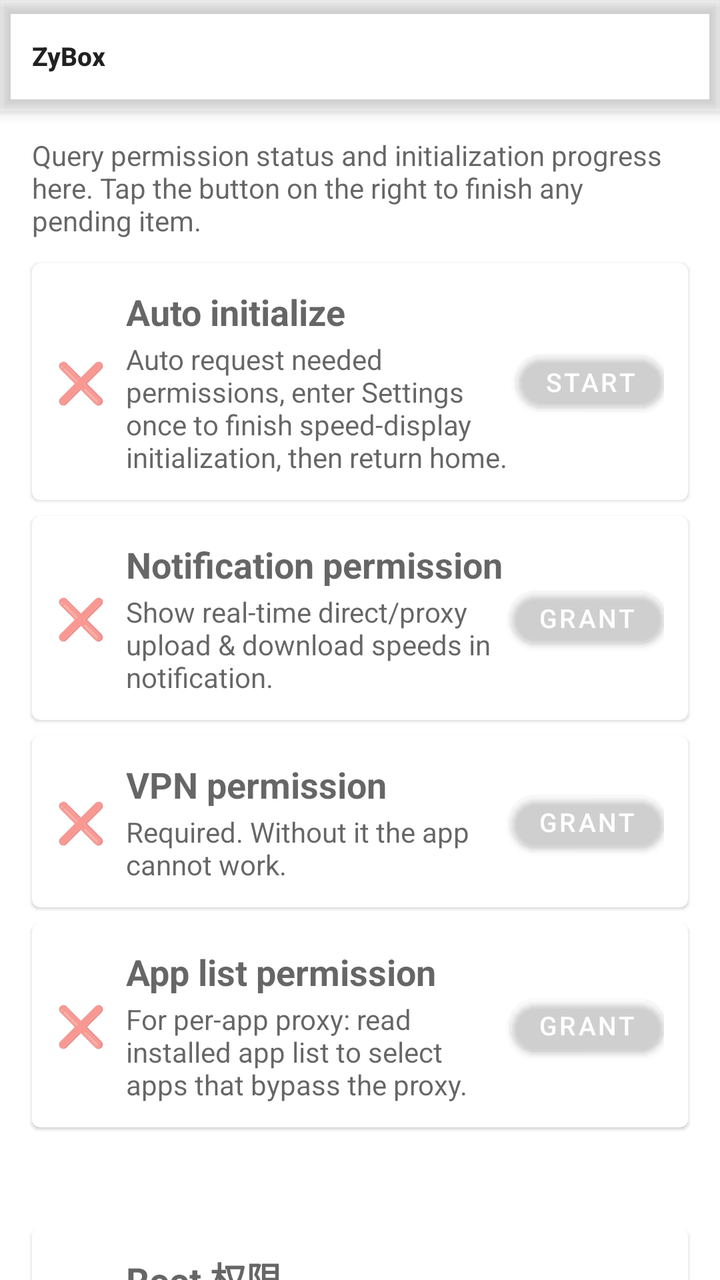
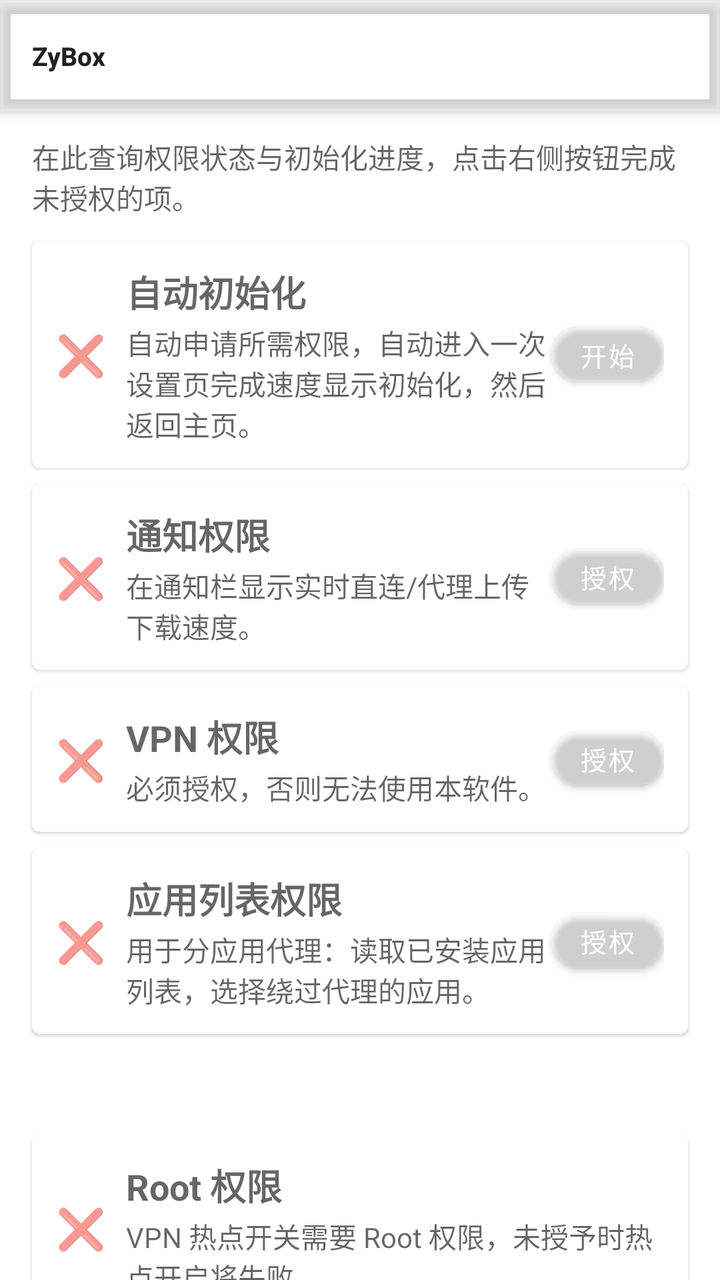

An Android layout rendered at two revisions. The XML below is the earlier revision; the diff shows what the commit changed to produce the second picture.
<!-- AndroidManifest.xml: application theme Theme.Start -->
<!-- res/layout/layout_zybox_permission.xml -->
<?xml version="1.0" encoding="utf-8"?>
<LinearLayout xmlns:android="http://schemas.android.com/apk/res/android"
    xmlns:app="http://schemas.android.com/apk/res-auto"
    android:layout_width="match_parent"
    android:layout_height="match_parent"
    android:orientation="vertical"
    android:background="?android:windowBackground">

    <include
        layout="@layout/layout_appbar"
        android:layout_width="match_parent"
        android:layout_height="wrap_content" />

    <androidx.core.widget.NestedScrollView
        android:layout_width="match_parent"
        android:layout_height="match_parent"
        android:overScrollMode="never"
        android:scrollbars="none">

        <LinearLayout
            android:layout_width="match_parent"
            android:layout_height="wrap_content"
            android:orientation="vertical"
            android:padding="12dp">

            <TextView
                android:layout_width="match_parent"
                android:layout_height="wrap_content"
                android:layout_marginStart="4dp"
                android:layout_marginEnd="4dp"
                android:layout_marginBottom="8dp"
                android:text="@string/zybox_permission_hint"
                android:textAppearance="?android:attr/textAppearanceSmall"
                android:textColor="?android:attr/textColorSecondary" />

            
            <com.google.android.material.card.MaterialCardView
                android:layout_width="match_parent"
                android:layout_height="wrap_content"
                android:layout_margin="4dp"
                app:cardElevation="1dp">

                <LinearLayout
                    android:layout_width="match_parent"
                    android:layout_height="wrap_content"
                    android:gravity="center_vertical"
                    android:orientation="horizontal"
                    android:padding="12dp">

                    <TextView
                        android:id="@+id/perm_status_auto"
                        android:layout_width="wrap_content"
                        android:layout_height="wrap_content"
                        android:text="❌"
                        android:textSize="20sp" />

                    <LinearLayout
                        android:layout_width="0dp"
                        android:layout_height="wrap_content"
                        android:layout_marginStart="10dp"
                        android:layout_weight="1"
                        android:orientation="vertical">

                        <TextView
                            android:layout_width="wrap_content"
                            android:layout_height="wrap_content"
                            android:text="@string/zybox_init_auto"
                            android:textAppearance="?android:attr/textAppearanceMedium"
                            android:textStyle="bold" />

                        <TextView
                            android:layout_width="wrap_content"
                            android:layout_height="wrap_content"
                            android:layout_marginTop="2dp"
                            android:text="@string/zybox_init_auto_sum"
                            android:textAppearance="?android:attr/textAppearanceSmall"
                            android:textColor="?android:attr/textColorSecondary" />
                    </LinearLayout>

                    <com.google.android.material.button.MaterialButton
                        android:id="@+id/perm_btn_auto"
                        style="@style/Widget.MaterialComponents.Button.ZyBox"
                        android:layout_width="wrap_content"
                        android:layout_height="wrap_content"
                        android:minWidth="0dp"
                        android:minHeight="0dp"
                        android:paddingStart="14dp"
                        android:paddingEnd="14dp"
                        android:text="@string/zybox_init_start"
                        android:textSize="13sp" />
                </LinearLayout>
            </com.google.android.material.card.MaterialCardView>

            
            <com.google.android.material.card.MaterialCardView
                android:layout_width="match_parent"
                android:layout_height="wrap_content"
                android:layout_margin="4dp"
                app:cardElevation="1dp">

                <LinearLayout
                    android:layout_width="match_parent"
                    android:layout_height="wrap_content"
                    android:gravity="center_vertical"
                    android:orientation="horizontal"
                    android:padding="12dp">

                    <TextView
                        android:id="@+id/perm_status_notif"
                        android:layout_width="wrap_content"
                        android:layout_height="wrap_content"
                        android:text="❌"
                        android:textSize="20sp" />

                    <LinearLayout
                        android:layout_width="0dp"
                        android:layout_height="wrap_content"
                        android:layout_marginStart="10dp"
                        android:layout_weight="1"
                        android:orientation="vertical">

                        <TextView
                            android:layout_width="wrap_content"
                            android:layout_height="wrap_content"
                            android:text="@string/zybox_init_notif"
                            android:textAppearance="?android:attr/textAppearanceMedium"
                            android:textStyle="bold" />

                        <TextView
                            android:layout_width="wrap_content"
                            android:layout_height="wrap_content"
                            android:layout_marginTop="2dp"
                            android:text="@string/zybox_init_notif_sum"
                            android:textAppearance="?android:attr/textAppearanceSmall"
                            android:textColor="?android:attr/textColorSecondary" />
                    </LinearLayout>

                    <com.google.android.material.button.MaterialButton
                        android:id="@+id/perm_btn_notif"
                        style="@style/Widget.MaterialComponents.Button.ZyBox"
                        android:layout_width="wrap_content"
                        android:layout_height="wrap_content"
                        android:minWidth="0dp"
                        android:minHeight="0dp"
                        android:paddingStart="14dp"
                        android:paddingEnd="14dp"
                        android:text="@string/zybox_init_grant"
                        android:textSize="13sp" />
                </LinearLayout>
            </com.google.android.material.card.MaterialCardView>

            
            <com.google.android.material.card.MaterialCardView
                android:layout_width="match_parent"
                android:layout_height="wrap_content"
                android:layout_margin="4dp"
                app:cardElevation="1dp">

                <LinearLayout
                    android:layout_width="match_parent"
                    android:layout_height="wrap_content"
                    android:gravity="center_vertical"
                    android:orientation="horizontal"
                    android:padding="12dp">

                    <TextView
                        android:id="@+id/perm_status_vpn"
                        android:layout_width="wrap_content"
                        android:layout_height="wrap_content"
                        android:text="❌"
                        android:textSize="20sp" />

                    <LinearLayout
                        android:layout_width="0dp"
                        android:layout_height="wrap_content"
                        android:layout_marginStart="10dp"
                        android:layout_weight="1"
                        android:orientation="vertical">

                        <TextView
                            android:layout_width="wrap_content"
                            android:layout_height="wrap_content"
                            android:text="@string/zybox_init_vpn"
                            android:textAppearance="?android:attr/textAppearanceMedium"
                            android:textStyle="bold" />

                        <TextView
                            android:layout_width="wrap_content"
                            android:layout_height="wrap_content"
                            android:layout_marginTop="2dp"
                            android:text="@string/zybox_init_vpn_sum"
                            android:textAppearance="?android:attr/textAppearanceSmall"
                            android:textColor="?android:attr/textColorSecondary" />
                    </LinearLayout>

                    <com.google.android.material.button.MaterialButton
                        android:id="@+id/perm_btn_vpn"
                        style="@style/Widget.MaterialComponents.Button.ZyBox"
                        android:layout_width="wrap_content"
                        android:layout_height="wrap_content"
                        android:minWidth="0dp"
                        android:minHeight="0dp"
                        android:paddingStart="14dp"
                        android:paddingEnd="14dp"
                        android:text="@string/zybox_init_grant"
                        android:textSize="13sp" />
                </LinearLayout>
            </com.google.android.material.card.MaterialCardView>

            
            <com.google.android.material.card.MaterialCardView
                android:layout_width="match_parent"
                android:layout_height="wrap_content"
                android:layout_margin="4dp"
                app:cardElevation="1dp">

                <LinearLayout
                    android:layout_width="match_parent"
                    android:layout_height="wrap_content"
                    android:gravity="center_vertical"
                    android:orientation="horizontal"
                    android:padding="12dp">

                    <TextView
                        android:id="@+id/perm_status_apps"
                        android:layout_width="wrap_content"
                        android:layout_height="wrap_content"
                        android:text="❌"
                        android:textSize="20sp" />

                    <LinearLayout
                        android:layout_width="0dp"
                        android:layout_height="wrap_content"
                        android:layout_marginStart="10dp"
                        android:layout_weight="1"
                        android:orientation="vertical">

                        <TextView
                            android:layout_width="wrap_content"
                            android:layout_height="wrap_content"
                            android:text="@string/zybox_init_apps"
                            android:textAppearance="?android:attr/textAppearanceMedium"
                            android:textStyle="bold" />

                        <TextView
                            android:layout_width="wrap_content"
                            android:layout_height="wrap_content"
                            android:layout_marginTop="2dp"
                            android:text="@string/zybox_init_apps_sum"
                            android:textAppearance="?android:attr/textAppearanceSmall"
                            android:textColor="?android:attr/textColorSecondary" />
                    </LinearLayout>

                    <com.google.android.material.button.MaterialButton
                        android:id="@+id/perm_btn_apps"
                        style="@style/Widget.MaterialComponents.Button.ZyBox"
                        android:layout_width="wrap_content"
                        android:layout_height="wrap_content"
                        android:minWidth="0dp"
                        android:minHeight="0dp"
                        android:paddingStart="14dp"
                        android:paddingEnd="14dp"
                        android:text="@string/zybox_init_grant"
                        android:textSize="13sp" />
                </LinearLayout>
            </com.google.android.material.card.MaterialCardView>

            
            <TextView
                android:layout_width="match_parent"
                android:layout_height="wrap_content"
                android:layout_marginStart="4dp"
                android:layout_marginTop="12dp"
                android:layout_marginEnd="4dp"
                android:layout_marginBottom="4dp"
                android:text="@string/zybox_vpn_hotspot_section"
                android:textAppearance="?android:attr/textAppearanceMedium"
                android:textStyle="bold"
                android:textColor="?attr/colorPrimary" />

            
            <com.google.android.material.card.MaterialCardView
                android:layout_width="match_parent"
                android:layout_height="wrap_content"
                android:layout_margin="4dp"
                app:cardElevation="1dp">

                <LinearLayout
                    android:layout_width="match_parent"
                    android:layout_height="wrap_content"
                    android:gravity="center_vertical"
                    android:orientation="horizontal"
                    android:padding="12dp">

                    <TextView
                        android:id="@+id/perm_status_root"
                        android:layout_width="wrap_content"
                        android:layout_height="wrap_content"
                        android:text="❌"
                        android:textSize="20sp" />

                    <LinearLayout
                        android:layout_width="0dp"
                        android:layout_height="wrap_content"
                        android:layout_marginStart="10dp"
                        android:layout_weight="1"
                        android:orientation="vertical">

                        <TextView
                            android:layout_width="wrap_content"
                            android:layout_height="wrap_content"
                            android:text="@string/zybox_permission_root"
                            android:textAppearance="?android:attr/textAppearanceMedium"
                            android:textStyle="bold" />

                        <TextView
                            android:layout_width="wrap_content"
                            android:layout_height="wrap_content"
                            android:layout_marginTop="2dp"
                            android:text="@string/zybox_permission_root_sum"
                            android:textAppearance="?android:attr/textAppearanceSmall"
                            android:textColor="?android:attr/textColorSecondary" />
                    </LinearLayout>
                </LinearLayout>
            </com.google.android.material.card.MaterialCardView>

            
            <TextView
                android:layout_width="match_parent"
                android:layout_height="wrap_content"
                android:layout_marginStart="4dp"
                android:layout_marginTop="12dp"
                android:layout_marginEnd="4dp"
                android:layout_marginBottom="4dp"
                android:text="@string/zybox_opt_section"
                android:textAppearance="?android:attr/textAppearanceMedium"
                android:textStyle="bold"
                android:textColor="?attr/colorPrimary" />

            
            <com.google.android.material.button.MaterialButton
                android:id="@+id/perm_btn_route"
                style="@style/Widget.MaterialComponents.Button.ZyBox.Outlined"
                android:layout_width="match_parent"
                android:layout_height="wrap_content"
                android:layout_margin="4dp"
                android:minHeight="0dp"
                android:paddingStart="14dp"
                android:paddingEnd="14dp"
                android:text="@string/zybox_init_route_all"
                android:textSize="13sp" />

            
            <com.google.android.material.button.MaterialButton
                android:id="@+id/perm_btn_apps_import"
                style="@style/Widget.MaterialComponents.Button.ZyBox.Outlined"
                android:layout_width="match_parent"
                android:layout_height="wrap_content"
                android:layout_margin="4dp"
                android:minHeight="0dp"
                android:paddingStart="14dp"
                android:paddingEnd="14dp"
                android:text="@string/zybox_init_apps_import"
                android:textSize="13sp" />

        </LinearLayout>
    </androidx.core.widget.NestedScrollView>
</LinearLayout>
<!-- res/layout/layout_appbar.xml (included above) -->
<?xml version="1.0" encoding="utf-8"?>
<com.google.android.material.appbar.AppBarLayout xmlns:android="http://schemas.android.com/apk/res/android"
    xmlns:app="http://schemas.android.com/apk/res-auto"
    android:id="@+id/appbar"
    android:layout_width="match_parent"
    android:layout_height="?attr/actionBarSize"
    android:background="?attr/colorPrimary"
    android:elevation="4dp">

    <com.google.android.material.appbar.MaterialToolbar
        android:id="@+id/toolbar"
        android:layout_width="match_parent"
        android:layout_height="match_parent"
        android:background="?attr/colorPrimary"
        android:theme="?actionBarTheme"
        android:touchscreenBlocksFocus="false"
        app:popupTheme="@style/ThemeOverlay.AppCompat.DayNight"
        app:title="@string/app_name"
        app:titleTextAppearance="@style/ZyBoxToolbarTitle" />
</com.google.android.material.appbar.AppBarLayout>
<!-- resources referenced by this layout -->
<resources>
  <string name="app_name" translatable="false">ZyBox</string>
  <string name="zybox_init_apps">App list permission</string>
  <string name="zybox_init_apps_import">Import bypass config</string>
  <string name="zybox_init_apps_sum">For per-app proxy: read installed app list to select apps that bypass the proxy.</string>
  <string name="zybox_init_auto">Auto initialize</string>
  <string name="zybox_init_auto_sum">Auto request needed permissions, enter Settings once to finish speed-display initialization, then return home.</string>
  <string name="zybox_init_grant">Grant</string>
  <string name="zybox_init_notif">Notification permission</string>
  <string name="zybox_init_notif_sum">Show real-time direct/proxy upload &amp; download speeds in notification.</string>
  <string name="zybox_init_route_all">Turn on all routing rules</string>
  <string name="zybox_init_start">Start</string>
  <string name="zybox_init_vpn">VPN permission</string>
  <string name="zybox_init_vpn_sum">Required. Without it the app cannot work.</string>
  <string name="zybox_opt_section">Optional (not required)</string>
  <string name="zybox_permission_hint">Query permission status and initialization progress here. Tap the button on the right to finish any pending item.</string>
  <string name="zybox_permission_root">Root 权限</string>
  <string name="zybox_permission_root_sum">VPN 热点开关需要 Root 权限，未授予时热点开启将失败。</string>
  <string name="zybox_vpn_hotspot_section">VPN 热点权限</string>
  <style name="Widget.MaterialComponents.Button.ZyBox" parent="Widget.MaterialComponents.Button">
          <item name="cornerRadius">16dp</item>
          <item name="android:minHeight">48dp</item>
          <item name="android:textSize">14sp</item>
      </style>
  <style name="Widget.MaterialComponents.Button.ZyBox.Outlined" parent="Widget.MaterialComponents.Button.OutlinedButton">
          <item name="cornerRadius">16dp</item>
          <item name="android:minHeight">44dp</item>
          <item name="android:textSize">13sp</item>
          <item name="strokeColor">@color/material_pink_500</item>
          <item name="android:textColor">@color/material_pink_500</item>
      </style>
  <style name="ZyBoxToolbarTitle" parent="TextAppearance.Widget.AppCompat.Toolbar.Title">
          <item name="android:textSize">13sp</item>
          <item name="android:textStyle">bold</item>
      </style>
  <style name="Theme.Start" parent="Theme.MaterialComponents.DayNight">
          <item name="android:navigationBarColor">@android:color/transparent</item>
          <item name="colorPrimary">@android:color/transparent</item>
          <item name="colorPrimaryDark">@android:color/transparent</item>
          <item name="android:backgroundDimEnabled">false</item>
          <item name="android:windowNoTitle">true</item>
          <item name="windowActionBar">false</item>
          <item name="windowNoTitle">true</item>
      </style>
  <color name="material_pink_500">#E91E63</color>
</resources>

<!-- the commit's change to res/layout/layout_zybox_permission.xml (unified diff, before → after) -->
@@ -338,30 +338,92 @@
                 android:textColor="?attr/colorPrimary" />
 
             
-            <com.google.android.material.button.MaterialButton
+            <LinearLayout
                 android:id="@+id/perm_btn_route"
-                style="@style/Widget.MaterialComponents.Button.ZyBox.Outlined"
-                android:layout_width="match_parent"
-                android:layout_height="wrap_content"
-                android:layout_margin="4dp"
-                android:minHeight="0dp"
-                android:paddingStart="14dp"
-                android:paddingEnd="14dp"
-                android:text="@string/zybox_init_route_all"
-                android:textSize="13sp" />
-
-            
-            <com.google.android.material.button.MaterialButton
+                android:layout_width="match_parent"
+                android:layout_height="wrap_content"
+                android:layout_margin="4dp"
+                android:background="@drawable/zybox_ping_capsule"
+                android:gravity="center_vertical"
+                android:orientation="horizontal"
+                android:padding="12dp"
+                android:clickable="true"
+                android:focusable="true">
+
+                <TextView
+                    android:layout_width="wrap_content"
+                    android:layout_height="wrap_content"
+                    android:text="▶"
+                    android:textSize="16sp"
+                    android:textColor="@color/material_pink_500" />
+
+                <LinearLayout
+                    android:layout_width="0dp"
+                    android:layout_height="wrap_content"
+                    android:layout_marginStart="10dp"
+                    android:layout_weight="1"
+                    android:orientation="vertical">
+
+                    <TextView
+                        android:layout_width="wrap_content"
+                        android:layout_height="wrap_content"
+                        android:text="@string/zybox_init_route_all"
+                        android:textAppearance="?android:attr/textAppearanceMedium"
+                        android:textStyle="bold" />
+
+                    <TextView
+                        android:layout_width="wrap_content"
+                        android:layout_height="wrap_content"
+                        android:layout_marginTop="2dp"
+                        android:text="@string/zybox_init_route_all_sum"
+                        android:textAppearance="?android:attr/textAppearanceSmall"
+                        android:textColor="?android:attr/textColorSecondary" />
+                </LinearLayout>
+            </LinearLayout>
+
+            
+            <LinearLayout
                 android:id="@+id/perm_btn_apps_import"
-                style="@style/Widget.MaterialComponents.Button.ZyBox.Outlined"
-                android:layout_width="match_parent"
-                android:layout_height="wrap_content"
-                android:layout_margin="4dp"
-                android:minHeight="0dp"
-                android:paddingStart="14dp"
-                android:paddingEnd="14dp"
-                android:text="@string/zybox_init_apps_import"
-                android:textSize="13sp" />
+                android:layout_width="match_parent"
+                android:layout_height="wrap_content"
+                android:layout_margin="4dp"
+                android:background="@drawable/zybox_ping_capsule"
+                android:gravity="center_vertical"
+                android:orientation="horizontal"
+                android:padding="12dp"
+                android:clickable="true"
+                android:focusable="true">
+
+                <TextView
+                    android:layout_width="wrap_content"
+                    android:layout_height="wrap_content"
+                    android:text="▶"
+                    android:textSize="16sp"
+                    android:textColor="@color/material_pink_500" />
+
+                <LinearLayout
+                    android:layout_width="0dp"
+                    android:layout_height="wrap_content"
+                    android:layout_marginStart="10dp"
+                    android:layout_weight="1"
+                    android:orientation="vertical">
+
+                    <TextView
+                        android:layout_width="wrap_content"
+                        android:layout_height="wrap_content"
+                        android:text="@string/zybox_init_apps_import"
+                        android:textAppearance="?android:attr/textAppearanceMedium"
+                        android:textStyle="bold" />
+
+                    <TextView
+                        android:layout_width="wrap_content"
+                        android:layout_height="wrap_content"
+                        android:layout_marginTop="2dp"
+                        android:text="@string/zybox_init_apps_import_sum"
+                        android:textAppearance="?android:attr/textAppearanceSmall"
+                        android:textColor="?android:attr/textColorSecondary" />
+                </LinearLayout>
+            </LinearLayout>
 
         </LinearLayout>
     </androidx.core.widget.NestedScrollView>
<!-- resource entries referenced after the edit -->
@@ -1,20 +1,22 @@
 <!-- resources referenced by this layout -->
 <resources>
   <string name="app_name" translatable="false">ZyBox</string>
-  <string name="zybox_init_apps">App list permission</string>
-  <string name="zybox_init_apps_import">Import bypass config</string>
-  <string name="zybox_init_apps_sum">For per-app proxy: read installed app list to select apps that bypass the proxy.</string>
-  <string name="zybox_init_auto">Auto initialize</string>
-  <string name="zybox_init_auto_sum">Auto request needed permissions, enter Settings once to finish speed-display initialization, then return home.</string>
-  <string name="zybox_init_grant">Grant</string>
-  <string name="zybox_init_notif">Notification permission</string>
-  <string name="zybox_init_notif_sum">Show real-time direct/proxy upload &amp; download speeds in notification.</string>
-  <string name="zybox_init_route_all">Turn on all routing rules</string>
-  <string name="zybox_init_start">Start</string>
-  <string name="zybox_init_vpn">VPN permission</string>
-  <string name="zybox_init_vpn_sum">Required. Without it the app cannot work.</string>
-  <string name="zybox_opt_section">Optional (not required)</string>
-  <string name="zybox_permission_hint">Query permission status and initialization progress here. Tap the button on the right to finish any pending item.</string>
+  <string name="zybox_init_apps">应用列表权限</string>
+  <string name="zybox_init_apps_import">分应用代理绕过配置一键设置</string>
+  <string name="zybox_init_apps_import_sum">作者自用配置，可在设置里进行修改；列表内应用全部走直连。</string>
+  <string name="zybox_init_apps_sum">用于分应用代理：读取已安装应用列表，选择绕过代理的应用。</string>
+  <string name="zybox_init_auto">自动初始化</string>
+  <string name="zybox_init_auto_sum">自动申请所需权限，自动进入一次设置页完成速度显示初始化，然后返回主页。</string>
+  <string name="zybox_init_grant">授权</string>
+  <string name="zybox_init_notif">通知权限</string>
+  <string name="zybox_init_notif_sum">在通知栏显示实时直连/代理上传下载速度。</string>
+  <string name="zybox_init_route_all">路由规则一键开启</string>
+  <string name="zybox_init_route_all_sum">切换到路由页，将所有规则全部打开，然后回到主页。</string>
+  <string name="zybox_init_start">开始</string>
+  <string name="zybox_init_vpn">VPN 权限</string>
+  <string name="zybox_init_vpn_sum">必须授权，否则无法使用本软件。</string>
+  <string name="zybox_opt_section">可选（非必须）</string>
+  <string name="zybox_permission_hint">在此查询权限状态与初始化进度，点击右侧按钮完成未授权的项。</string>
   <string name="zybox_permission_root">Root 权限</string>
   <string name="zybox_permission_root_sum">VPN 热点开关需要 Root 权限，未授予时热点开启将失败。</string>
   <string name="zybox_vpn_hotspot_section">VPN 热点权限</string>
@@ -22,13 +24,6 @@
           <item name="cornerRadius">16dp</item>
           <item name="android:minHeight">48dp</item>
           <item name="android:textSize">14sp</item>
-      </style>
-  <style name="Widget.MaterialComponents.Button.ZyBox.Outlined" parent="Widget.MaterialComponents.Button.OutlinedButton">
-          <item name="cornerRadius">16dp</item>
-          <item name="android:minHeight">44dp</item>
-          <item name="android:textSize">13sp</item>
-          <item name="strokeColor">@color/material_pink_500</item>
-          <item name="android:textColor">@color/material_pink_500</item>
       </style>
   <style name="ZyBoxToolbarTitle" parent="TextAppearance.Widget.AppCompat.Toolbar.Title">
           <item name="android:textSize">13sp</item>
@@ -43,6 +38,14 @@
           <item name="windowActionBar">false</item>
           <item name="windowNoTitle">true</item>
       </style>
+  <color name="zybox_ping_bg">#1A5B7CFA</color>
   <color name="material_pink_500">#E91E63</color>
+  <!-- drawable zybox_ping_capsule (drawable) -->
+  <?xml version="1.0" encoding="utf-8"?>
+  <shape xmlns:android="http://schemas.android.com/apk/res/android"
+      android:shape="rectangle">
+      <solid android:color="@color/zybox_ping_bg" />
+      <corners android:radius="10dp" />
+  </shape>
 </resources>
 
